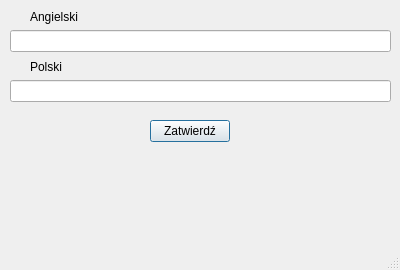
First picture: the form in mainwindow.ui, repository hynkel/hynkel-1, before the edit.
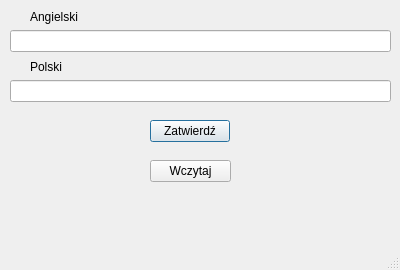
Second picture: the form after the edit.

Patch:
```diff
--- a/mainwindow.ui
+++ b/mainwindow.ui
@@ -82,6 +82,19 @@
      </rect>
     </property>
    </widget>
+   <widget class="QPushButton" name="button_wczytaj">
+    <property name="geometry">
+     <rect>
+      <x>150</x>
+      <y>160</y>
+      <width>81</width>
+      <height>22</height>
+     </rect>
+    </property>
+    <property name="text">
+     <string>Wczytaj</string>
+    </property>
+   </widget>
   </widget>
   <widget class="QMenuBar" name="menuBar">
    <property name="geometry">
```
